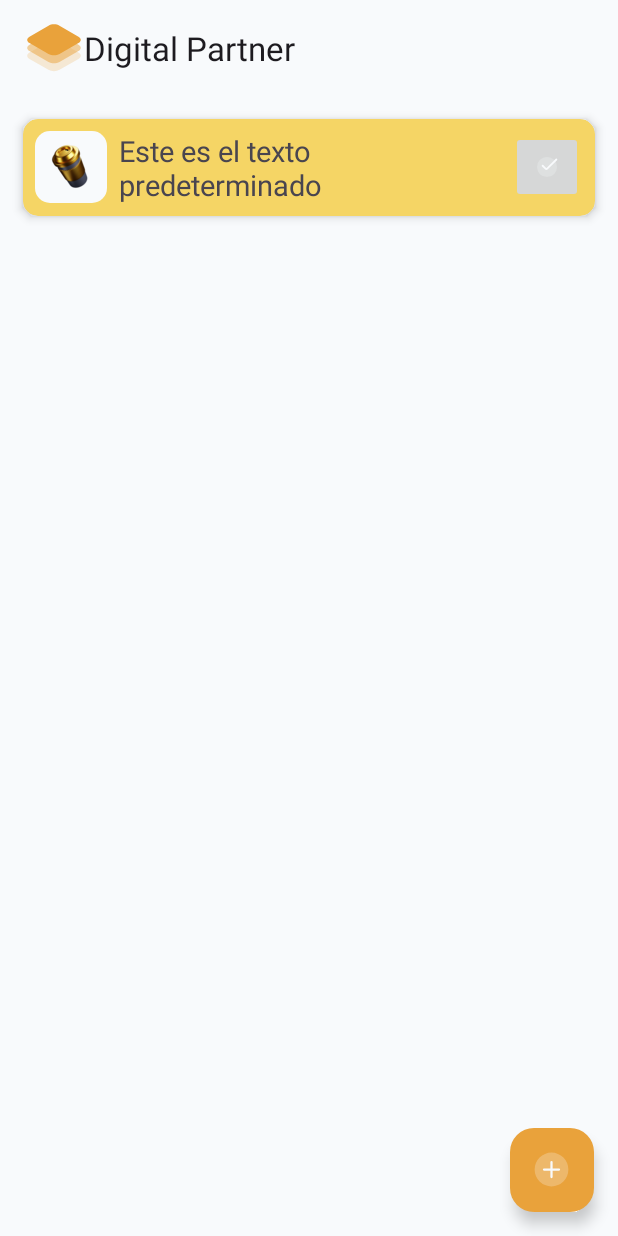
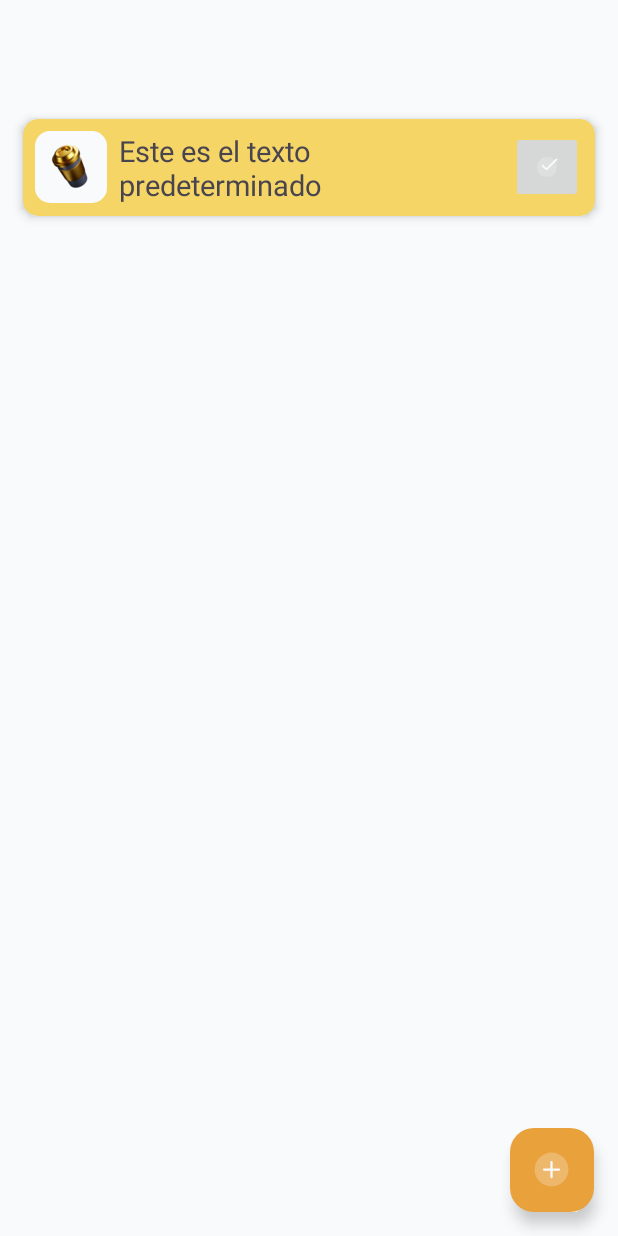
Before and after one commit to gabo748/administradorTareasUFG, an Android app: the screen it shows after launch (MainActivity), on a phone screen of 412 x 824 dp. Run offline under Robolectric (Android 15) with nearby library versions, the phone set to English and light mode, and no system bars; Roboto replaces fonts that are not available here.

Commit message:
support fragment manager to render home fragment

```diff
--- a/app/src/main/java/sv/ufg/edu/fis/amb/administradortareasufg/ui/view/MainActivity.kt
+++ b/app/src/main/java/sv/ufg/edu/fis/amb/administradortareasufg/ui/view/MainActivity.kt
@@ -17,50 +17,27 @@ import androidx.appcompat.widget.Toolbar
 
 import androidx.fragment.app.commit
 import androidx.fragment.app.replace
+import com.google.android.material.floatingactionbutton.FloatingActionButton
+import com.google.android.material.snackbar.Snackbar
 import sv.ufg.edu.fis.amb.administradortareasufg.data.model.TodoStatus
 import java.util.Date
 
 
 
 class MainActivity : AppCompatActivity() {
+    private  lateinit var addTaskBtn: FloatingActionButton
 
     override fun onCreate(savedInstanceState: Bundle?) {
         super.onCreate(savedInstanceState)
         enableEdgeToEdge()
         setContentView(R.layout.activity_main)
 
-        val toolbar = findViewById<Toolbar>(R.id.toolbar)
-        setSupportActionBar(toolbar)
-
-        supportActionBar?.title = "Digital Partner"
-        supportActionBar?.setIcon(R.drawable.logo)
-
         supportFragmentManager.commit {
             replace<HomeFragment>(R.id.fragment_container_view)
             setReorderingAllowed(true)
             addToBackStack("replacement")
+
         }
-
-                        val todo = Todo(
-            topic = "Complete assignment",
-            description = "Finish the project by Friday",
-            status = TodoStatus.started,
-            priority = TodoPriority.hard,
-            doDate = Date(), // Sample date string
-            dateRange = DateRange.thisWeek // Sample date range
-        )
-        //CODIGO QUE CORRE EL FRAGMENTO AL CARGAR
-        // Se le pasa por constructor al fragmento, el todo previamente declarado
-        // asi se muestra su info en la view
-        val taskDetailsFragment = TaskDetailFragment(todo = todo)
-        supportFragmentManager.beginTransaction()
-            .add(R.id.fragment_container, taskDetailsFragment)
-            .commit()
-        //----------------------------------------
-
-
-        viewModel = ViewModelProvider(this)[TodoViewModel::class.java]
-
 
     }
 
```
